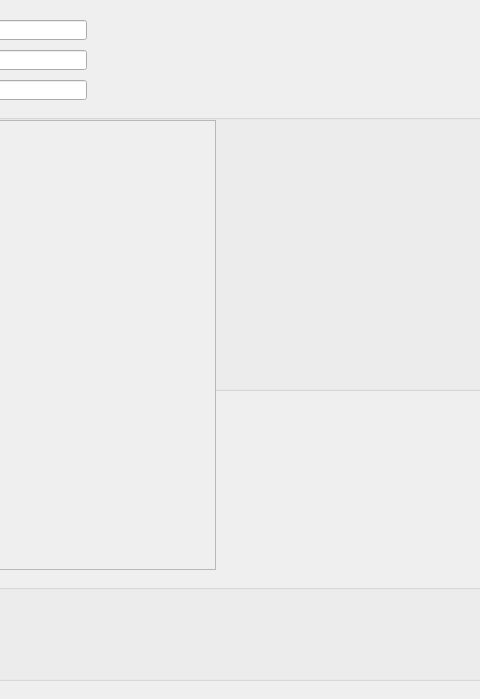
Before: the Qt Designer form src/foraging_gui/Optogenetics.ui in AllenNeuralDynamics/dynamic-foraging-task, drawn with Qt 5; both pictures show x 694 to 1174 and y 0 to 699 of the 1416 by 699 pixel window.
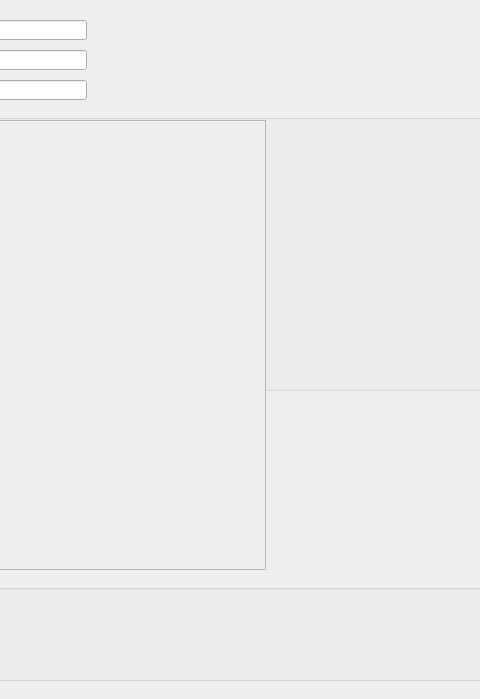
After: the same form once the commit is applied.

Commit message: restricts opto widget size

Diff of the .ui file:
```diff
--- a/src/foraging_gui/Optogenetics.ui
+++ b/src/foraging_gui/Optogenetics.ui
@@ -362,7 +362,7 @@
     <rect>
      <x>10</x>
      <y>120</y>
-     <width>900</width>
+     <width>950</width>
      <height>450</height>
     </rect>
    </property>
```
